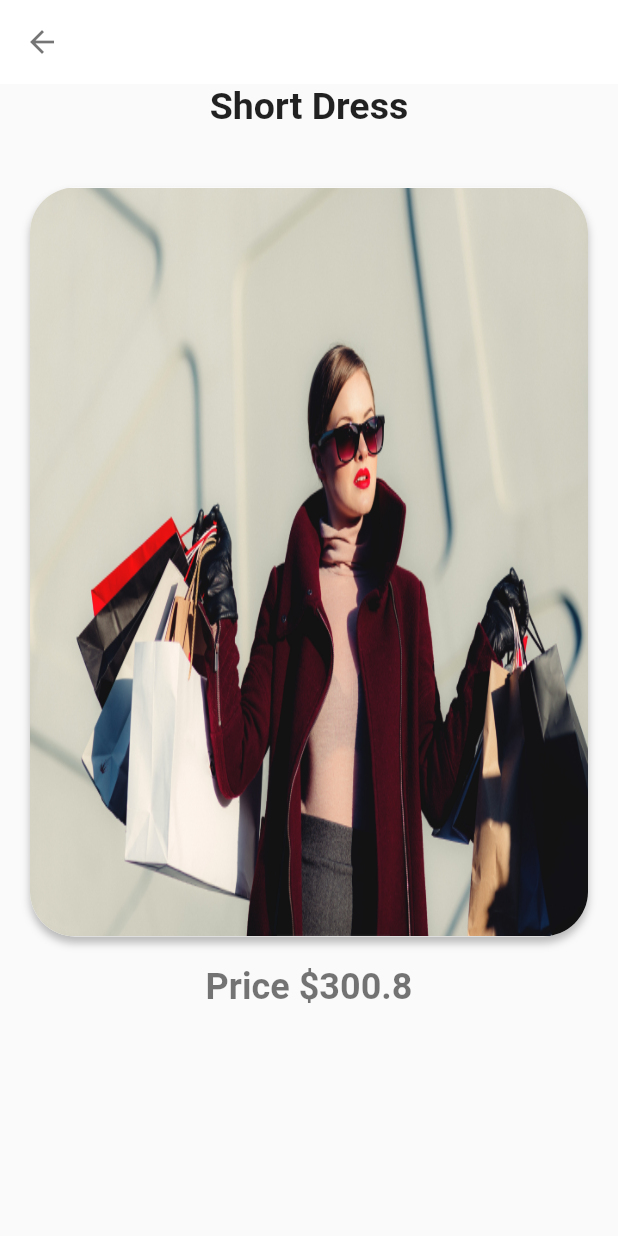
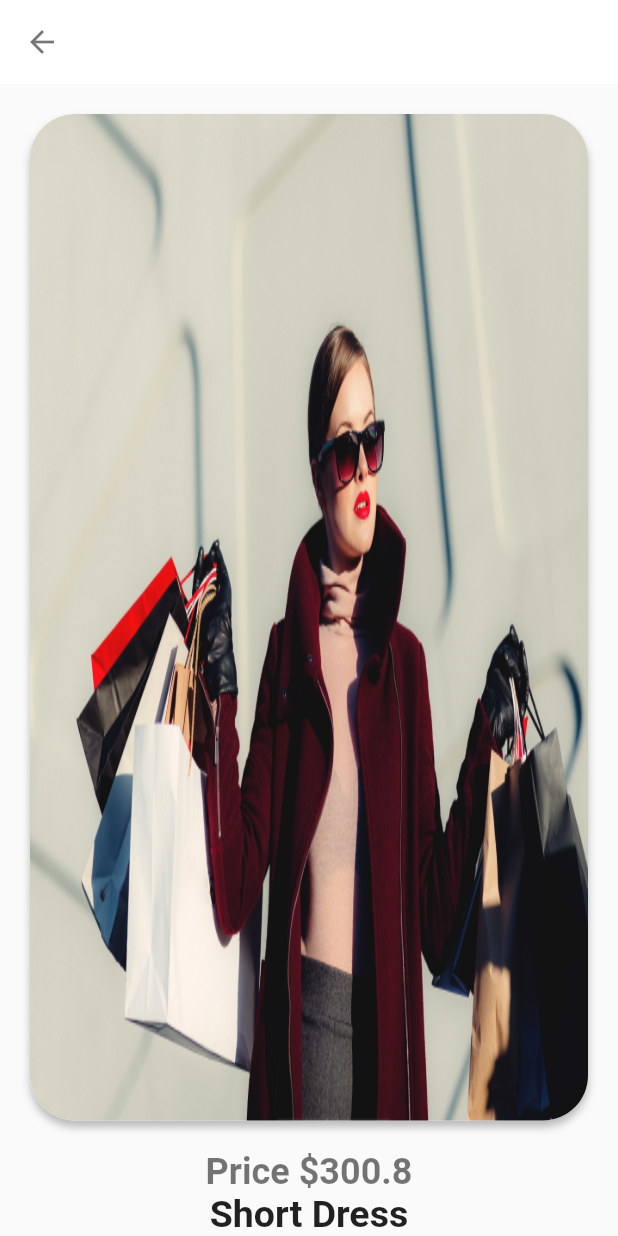
Before and after one commit to aresrana/fashionapp, a Flutter app: the DetailsScreen screen opened directly with sample values from the repository, on a phone screen of 412 x 824 dp. Run offline on Flutter 3.47's test engine with Material 2 defaults, Android fonts, the phone set to English and light mode, and no system bars; our stand-ins replace flutter_svg, google_fonts.

Commit message:
Added the text below the price tag in detail pate

```diff
--- a/lib/screens/details.dart
+++ b/lib/screens/details.dart
@@ -22,18 +22,8 @@ class _DetailsScreenState extends State<DetailsScreen> {
       ),
       body: Column(
         children: <Widget>[
-          Padding(
-            padding: const EdgeInsets.only(bottom: 20),
-            child: Text(
-              widget.data.title,
-              style: const TextStyle(
-                  color: Colors.black87,
-                  fontSize: 25,
-                  fontWeight: FontWeight.bold),
-            ),
-          ),
           Expanded(
-              flex: 3,
+              flex: 2,
               child: Padding(
                 padding: const EdgeInsets.all(20.0),
                 child: Hero(
@@ -56,19 +46,26 @@ class _DetailsScreenState extends State<DetailsScreen> {
                   ),
                 ),
               )),
-          Expanded(
-            flex: 1,
-            child: Padding(
-              padding: const EdgeInsets.only(bottom: 20),
-              child: Text(
+
+       Text(
                 "Price \$${widget.data.price}",
                 style: const TextStyle(
                     color: Colors.black54,
                     fontSize: 24,
                     fontWeight: FontWeight.bold),
               ),
-            ),
+          Text(
+            widget.data.title,
+            style: const TextStyle(
+                color: Colors.black87,
+                fontSize: 25,
+                fontWeight: FontWeight.bold),
           ),
+
+
+
+
+
         ],
       ),
     );
```
Also changed, not shown: 2 other files.
